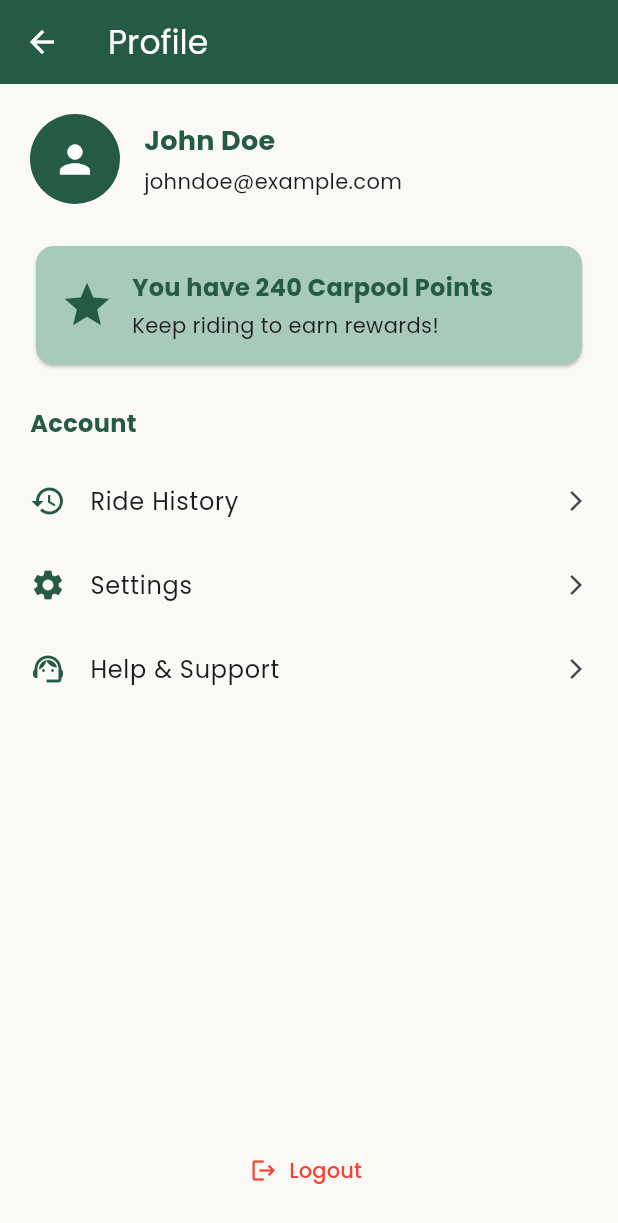
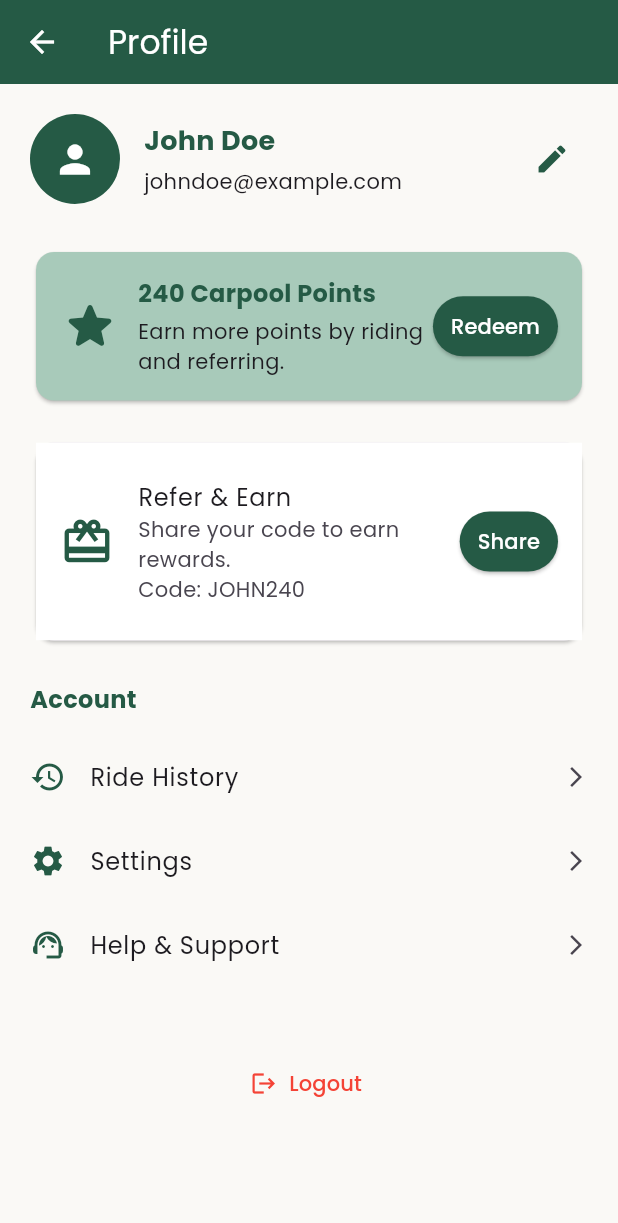
Before and after one commit to alibassam24/Carpool, a Flutter app: the RiderProfileScreen screen opened directly, on a phone screen of 412 x 824 dp. Shown: the top 1223 px of the screen. Run offline on Flutter 3.47's test engine with Material 3 defaults, Android fonts, the light colour scheme and no system bars; our stand-ins replace get, google_fonts, shared_preferences; accounts and stored records are empty.

Commit message:
rider profile

```diff
--- a/lib/screens/rider/profile_screen.dart
+++ b/lib/screens/rider/profile_screen.dart
@@ -6,20 +6,24 @@ class RiderProfileScreen extends StatelessWidget {
 
   @override
   Widget build(BuildContext context) {
+    // Dummy values
+    final String userName = "John Doe";
+    final String email = "johndoe@example.com";
+    final int points = 240;
+    final String referralCode = "JOHN240";
+
     return Scaffold(
-      backgroundColor: const Color(0xFFFAF9F6), // Brand background
+      backgroundColor: const Color(0xFFFAF9F6),
       appBar: AppBar(
         title: const Text("Profile"),
-        backgroundColor: const Color(0xFF255A45), // Brand primary
+        backgroundColor: const Color(0xFF255A45),
         foregroundColor: Colors.white,
         elevation: 0,
       ),
-      body: Padding(
+      body: ListView(
         padding: const EdgeInsets.all(20),
-        child: Column(
-          crossAxisAlignment: CrossAxisAlignment.start,
         children: [
-            // 👤 User Info
+          // 👤 Profile Header
           Row(
             children: [
               const CircleAvatar(
@@ -28,64 +32,45 @@ class RiderProfileScreen extends StatelessWidget {
                 child: Icon(Icons.person, color: Colors.white, size: 30),
               ),
               const SizedBox(width: 16),
-                Column(
+              Expanded(
+                child: Column(
                   crossAxisAlignment: CrossAxisAlignment.start,
-                  children: const [
+                  children: [
                     Text(
-                      "John Doe", // Replace with dynamic name
-                      style: TextStyle(
+                      userName,
+                      style: const TextStyle(
                         fontSize: 18,
                         fontWeight: FontWeight.bold,
                         color: Color(0xFF255A45),
                       ),
                     ),
-                    SizedBox(height: 4),
-                    Text("johndoe@example.com"), // Replace with dynamic email
+                    const SizedBox(height: 4),
+                    Text(email),
                   ],
+                ),
+              ),
+              IconButton(
+                icon: const Icon(Icons.edit, color: Color(0xFF255A45)),
+                onPressed: () {
+                  // Navigate to edit profile
+                },
               ),
             ],
           ),
 
-            const SizedBox(height: 24),
+          const SizedBox(height: 28),
 
-            // ⭐ Loyalty Points Card
-            Card(
-              color: const Color(0xFFA8CABA), // Accent color
-              shape: RoundedRectangleBorder(
-                borderRadius: BorderRadius.circular(12),
-              ),
-              child: Padding(
-                padding: const EdgeInsets.all(16),
-                child: Row(
-                  children: [
-                    const Icon(Icons.star, size: 36, color: Color(0xFF255A45)),
-                    const SizedBox(width: 12),
-                    Column(
-                      crossAxisAlignment: CrossAxisAlignment.start,
-                      children: const [
-                        Text(
-                          "You have 240 Carpool Points",
-                          style: TextStyle(
-                            fontSize: 16,
-                            fontWeight: FontWeight.bold,
-                            color: Color(0xFF255A45),
-                          ),
-                        ),
-                        SizedBox(height: 4),
-                        Text(
-                          "Keep riding to earn rewards!",
-                          style: TextStyle(fontSize: 14),
-                        ),
-                      ],
-                    ),
-                  ],
-                ),
-              ),
-            ),
+          // 💎 Loyalty Card
+          _buildLoyaltyCard(points),
+
+          const SizedBox(height: 20),
+
+          // 🎁 Referral Program
+          _buildReferralCard(referralCode),
 
           const SizedBox(height: 24),
 
-            // ⚙️ Options
+          // ⚙️ Account Options
           const Text(
             "Account",
             style: TextStyle(
@@ -98,29 +83,26 @@ class RiderProfileScreen extends StatelessWidget {
           _buildProfileTile(
             icon: Icons.history,
             label: "Ride History",
-              onTap: () {
-                // Navigate to history screen
-              },
+            onTap: () {},
           ),
           _buildProfileTile(
             icon: Icons.settings,
             label: "Settings",
-              onTap: () {
-                // Navigate to settings
-              },
+            onTap: () {},
           ),
           _buildProfileTile(
             icon: Icons.support_agent,
             label: "Help & Support",
-              onTap: () {
-                // Navigate to support
-              },
+            onTap: () {},
           ),
-            const Spacer(),
+
+          const SizedBox(height: 40),
+
+          // 🚪 Logout Button
           Center(
             child: TextButton.icon(
               onPressed: () {
-                  // logout logic here
+                // Add logout logic
               },
               icon: const Icon(Icons.logout, color: Colors.red),
               label: const Text(
@@ -128,8 +110,73 @@ class RiderProfileScreen extends StatelessWidget {
                 style: TextStyle(color: Colors.red),
               ),
             ),
+          ),
+        ],
+      ),
+    );
+  }
+
+  Widget _buildLoyaltyCard(int points) {
+    return Card(
+      color: const Color(0xFFA8CABA),
+      shape: RoundedRectangleBorder(borderRadius: BorderRadius.circular(12)),
+      child: Padding(
+        padding: const EdgeInsets.all(16),
+        child: Row(
+          children: [
+            const Icon(Icons.star_rounded, size: 40, color: Color(0xFF255A45)),
+            const SizedBox(width: 12),
+            Expanded(
+              child: Column(
+                crossAxisAlignment: CrossAxisAlignment.start,
+                children: [
+                  Text(
+                    "$points Carpool Points",
+                    style: const TextStyle(
+                      fontSize: 16,
+                      fontWeight: FontWeight.bold,
+                      color: Color(0xFF255A45),
+                    ),
+                  ),
+                  const SizedBox(height: 4),
+                  const Text("Earn more points by riding and referring."),
+                ],
+              ),
+            ),
+            ElevatedButton(
+              onPressed: () {
+                // View rewards or redeem
+              },
+              style: ElevatedButton.styleFrom(
+                backgroundColor: const Color(0xFF255A45),
+                padding: const EdgeInsets.symmetric(horizontal: 12, vertical: 8),
+              ),
+              child: const Text("Redeem", style: TextStyle(color: Colors.white)),
             )
           ],
+        ),
+      ),
+    );
+  }
+
+  Widget _buildReferralCard(String referralCode) {
+    return Card(
+      shape: RoundedRectangleBorder(borderRadius: BorderRadius.circular(12)),
+      child: ListTile(
+        tileColor: Colors.white,
+        contentPadding: const EdgeInsets.all(16),
+        leading: const Icon(Icons.card_giftcard, color: Color(0xFF255A45), size: 36),
+        title: const Text("Refer & Earn"),
+        subtitle: Text("Share your code to earn rewards.\nCode: $referralCode"),
+        trailing: ElevatedButton(
+          onPressed: () {
+            // Share referral
+          },
+          style: ElevatedButton.styleFrom(
+            backgroundColor: const Color(0xFF255A45),
+            padding: const EdgeInsets.symmetric(horizontal: 12),
+          ),
+          child: const Text("Share", style: TextStyle(color: Colors.white)),
         ),
       ),
     );
@@ -147,5 +194,6 @@ class RiderProfileScreen extends StatelessWidget {
       trailing: const Icon(Icons.arrow_forward_ios, size: 16),
       onTap: onTap,
     );
+
   }
 }
```
Lines whose indentation alone changed are shown as unchanged.
